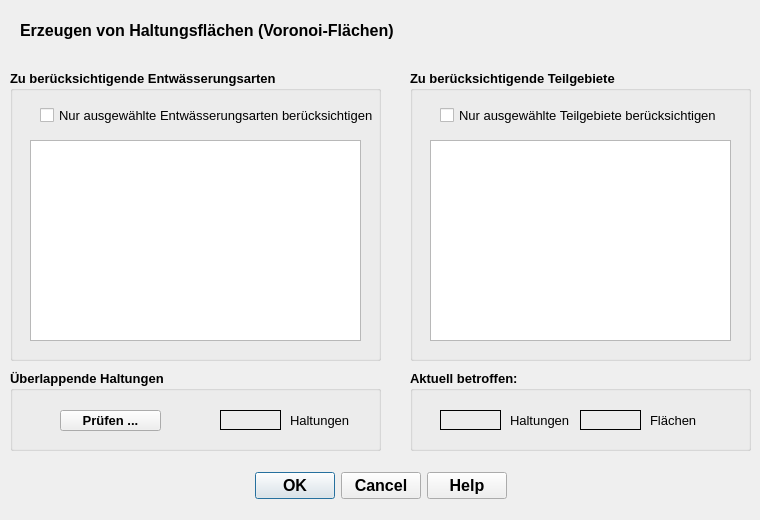
The window that qkan/surfaceTools/res/voronoiTool.ui (SonkeHoffmann/QKan-1) describes before a commit, drawn with Qt 5.
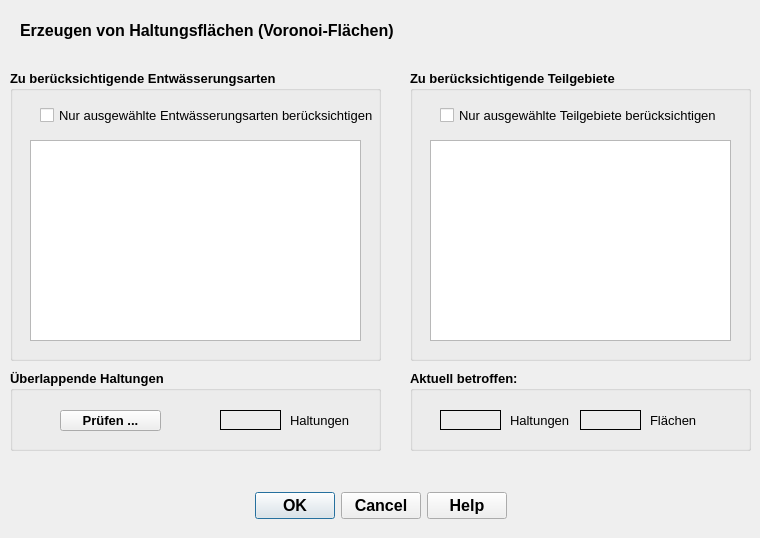
The same window after the commit. Icons and pictures are not drawn.

```diff
--- a/qkan/surfaceTools/res/voronoiTool.ui
+++ b/qkan/surfaceTools/res/voronoiTool.ui
@@ -7,7 +7,7 @@
     <x>0</x>
     <y>0</y>
     <width>760</width>
-    <height>520</height>
+    <height>538</height>
    </rect>
   </property>
   <property name="minimumSize">
@@ -27,7 +27,7 @@
    <property name="geometry">
     <rect>
      <x>240</x>
-     <y>470</y>
+     <y>490</y>
      <width>281</width>
      <height>32</height>
     </rect>
@@ -86,9 +86,9 @@
   <widget class="QLabel" name="lf_warning">
    <property name="geometry">
     <rect>
-     <x>100</x>
-     <y>350</y>
-     <width>191</width>
+     <x>10</x>
+     <y>460</y>
+     <width>731</width>
      <height>21</height>
     </rect>
    </property>
@@ -109,6 +109,9 @@
    <property name="styleSheet">
     <string notr="true">color: rgb(255, 0, 0);</string>
    </property>
+   <property name="frameShape">
+    <enum>QFrame::NoFrame</enum>
+   </property>
    <property name="text">
     <string/>
    </property>
```
